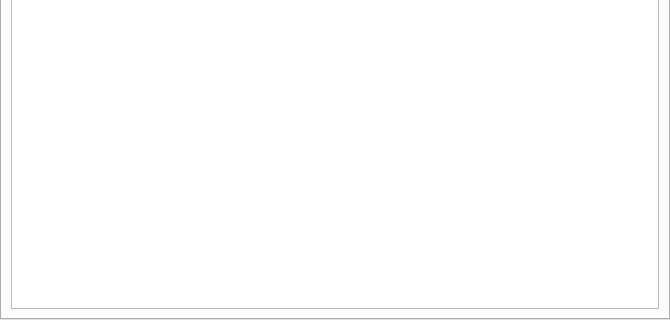
This is src/renderFarmingMainWidget.ui in stephensmitchell-forks/renderFarming as Qt 5 draws it before an edit; both pictures show x 0 to 670 and y 304 to 624 of the 670 by 624 pixel window. The edited form follows.
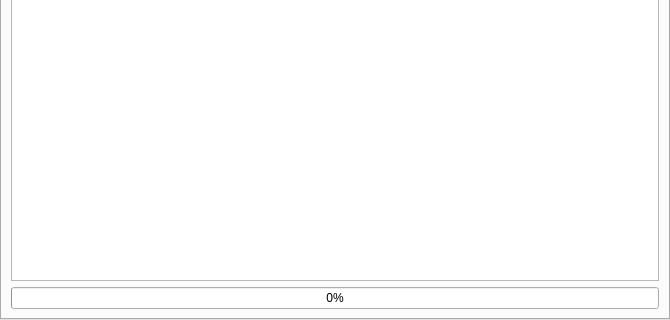
This is the edited form. The open tabs and pages were chosen to show the change. Custom widgets are drawn as their Qt base class.

The edit to the form file:
```diff
--- a/src/renderFarmingMainWidget.ui
+++ b/src/renderFarmingMainWidget.ui
@@ -641,6 +641,16 @@
       </attribute>
      </widget>
     </item>
+    <item>
+     <widget class="QProgressBar" name="kl_completion_pb">
+      <property name="value">
+       <number>0</number>
+      </property>
+      <property name="textVisible">
+       <bool>true</bool>
+      </property>
+     </widget>
+    </item>
    </layout>
   </widget>
   <widget class="QWidget" name="config_tbdg">
```
